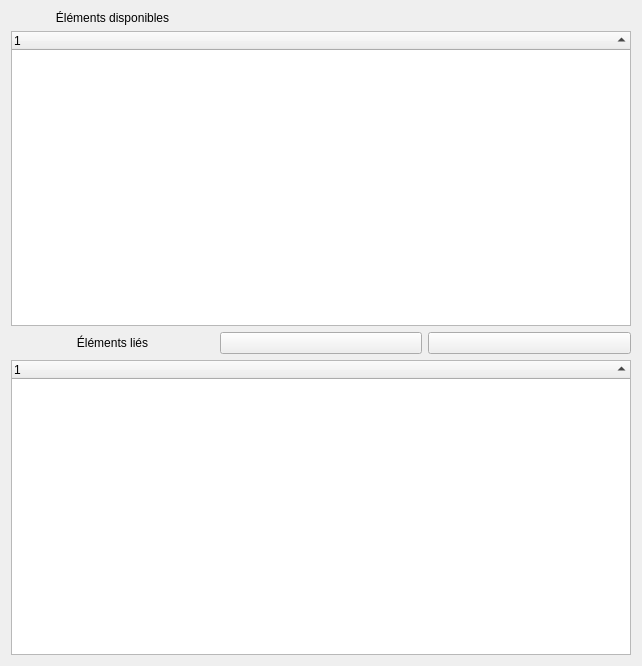
The window that sources/ui/masterpropertieswidget.ui (qelectrotech/qelectrotech-source-mirror) describes before a commit, drawn with Qt 5.
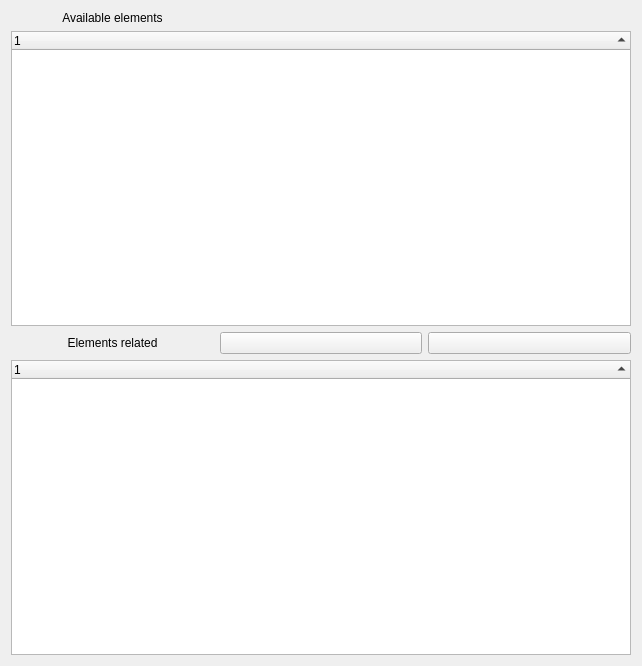
The same window after the commit. Icons and pictures are not drawn.

Patch:
```diff
--- a/sources/ui/masterpropertieswidget.ui
+++ b/sources/ui/masterpropertieswidget.ui
@@ -29,7 +29,7 @@
       <enum>QFrame::Plain</enum>
      </property>
      <property name="text">
-      <string>Éléments liés</string>
+      <string>Elements related</string>
      </property>
      <property name="scaledContents">
       <bool>false</bool>
@@ -120,7 +120,7 @@
    <item row="0" column="2">
     <widget class="QLabel" name="label">
      <property name="text">
-      <string>Éléments disponibles</string>
+      <string>Available elements</string>
      </property>
      <property name="alignment">
       <set>Qt::AlignCenter</set>
```
Left out of the diff: 4 changed lines with no effect on the pictures.
